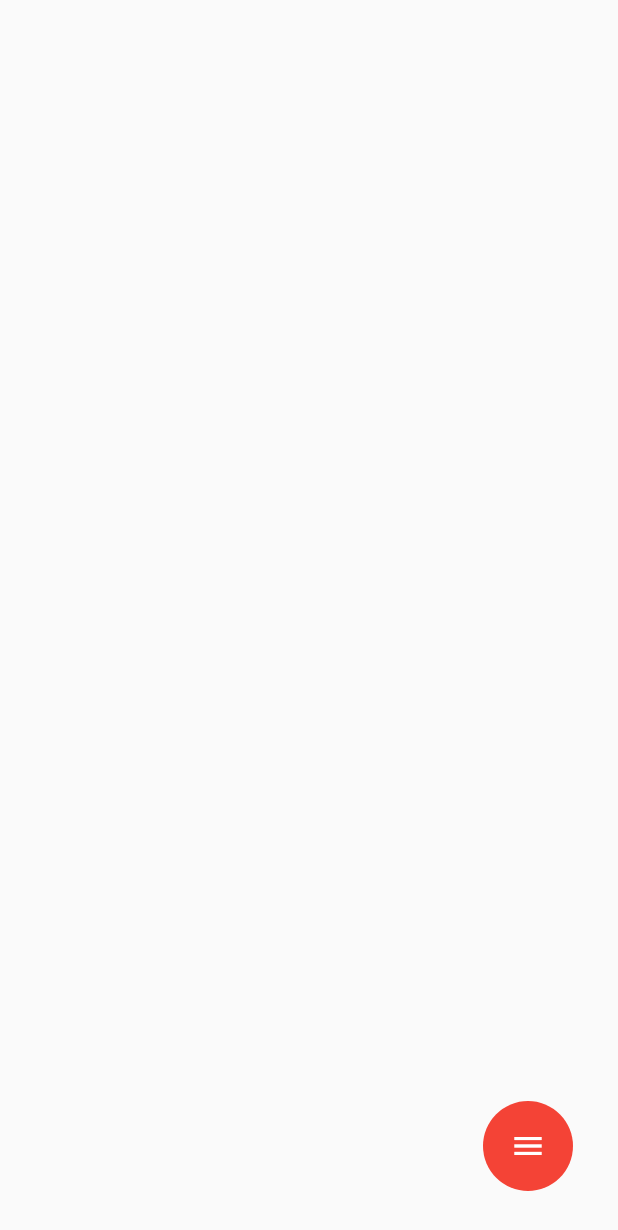
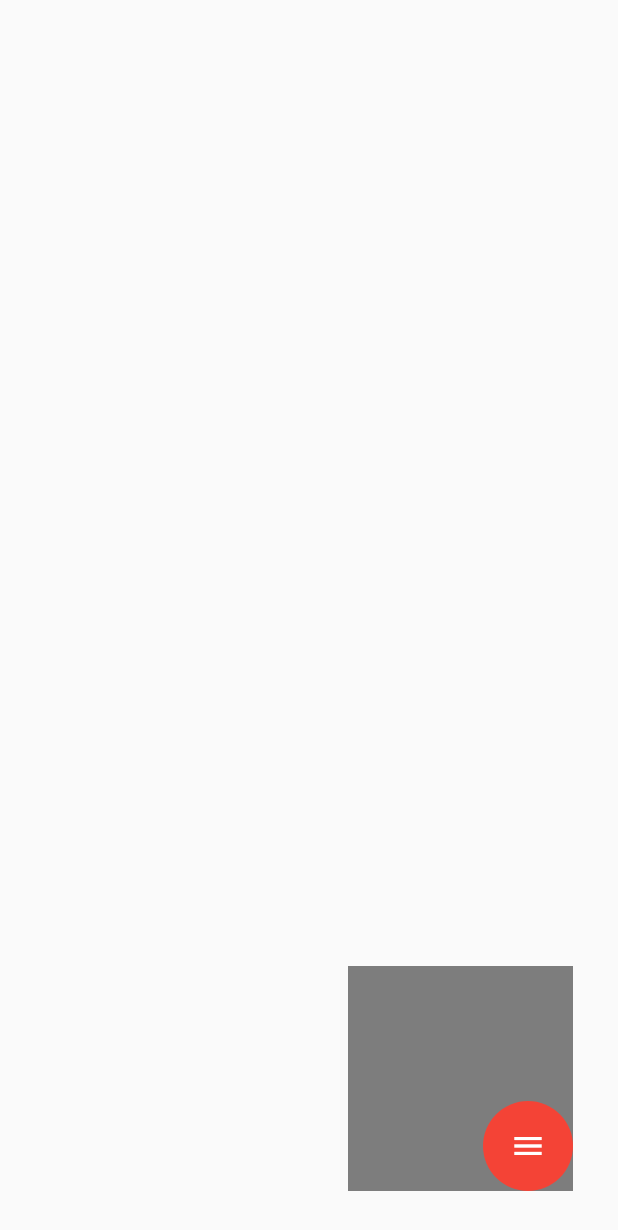
Before and after one commit to letsdoit07/flutter_animated_fab_menu, a Flutter app: the screen it shows after launch, on a phone screen of 412 x 824 dp. Shown: the top 1230 px of the screen. Run offline on Flutter 3.47's test engine with Material 2 defaults, Android fonts, the phone set to English and light mode, and no system bars.

```diff
--- a/lib/main.dart
+++ b/lib/main.dart
@@ -70,7 +70,15 @@ class _MyHomePageState extends State<MyHomePage> with SingleTickerProviderStateM
                 right: 30,
                 bottom: 30,
                 child: Stack(
+              alignment: Alignment.bottomRight,
               children: <Widget>[
+                IgnorePointer(
+                    child: Container(
+                    color: Colors.black.withOpacity(0.5), // comment or change to transparent color
+                    height: 150.0,
+                    width: 150.0,
+                  ),
+                ),
                 Transform.translate(
                   offset: Offset.fromDirection(getRadiansFromDegree(270),degOneTranslationAnimation.value * 100),
                   child: Transform(
@@ -85,7 +93,7 @@ class _MyHomePageState extends State<MyHomePage> with SingleTickerProviderStateM
                         color: Colors.white,
                       ),
                       onClick: (){
-
+                        print('First Button');
                       },
                     ),
                   ),
@@ -104,7 +112,7 @@ class _MyHomePageState extends State<MyHomePage> with SingleTickerProviderStateM
                         color: Colors.white,
                       ),
                       onClick: (){
-
+                        print('Second button');
                       },
                     ),
                   ),
@@ -123,7 +131,7 @@ class _MyHomePageState extends State<MyHomePage> with SingleTickerProviderStateM
                         color: Colors.white,
                       ),
                       onClick: (){
-
+                        print('Third Button');
                       },
                     ),
                   ),
```
